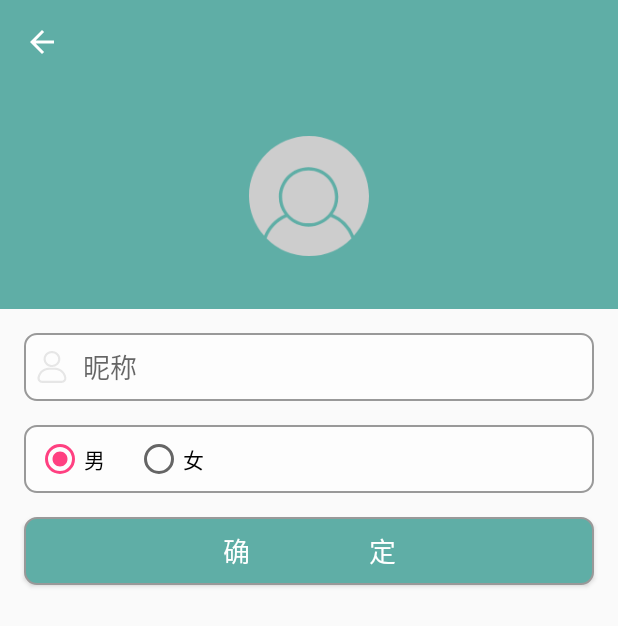
After one commit to cocoandy/BookstoreApp, an Android app: the MineEditActivity screen opened directly, with no data from a screen before it, on a phone screen of 412 x 824 dp. The commit adds this screen. Shown: the top 626 px of the screen. Run offline under Robolectric (Android 15) with nearby library versions, the phone set to English and light mode, and no system bars; our stand-ins replace ButterKnife; libraries missing offline, so code that uses them is left out: com.soundcloud.android; pictures from the network do not load.

```diff
--- a/app/src/main/AndroidManifest.xml
+++ b/app/src/main/AndroidManifest.xml
@@ -40,7 +40,10 @@
         <activity android:name=".ui.activity.BookManegeActivity" />
         <activity android:name=".ui.activity.OrderEditActivity" />
         <activity android:name=".ui.activity.AddressEditActivity" />
-        <activity android:name=".ui.activity.PayActivity"></activity>
+        <activity android:name=".ui.activity.PayActivity" />
+        <activity android:name=".ui.activity.MineEditActivity" />
+        <activity android:name="com.soundcloud.android.crop.CropImageActivity" />
+        <activity android:name=".ui.activity.BooksMainActivity"></activity>
     </application>
 
 </manifest>
--- /dev/null
+++ b/app/src/main/java/com/gxwz/wzxy/bookstoreapp/ui/activity/MineEditActivity.java
@@ -0,0 +1,57 @@
+package com.gxwz.wzxy.bookstoreapp.ui.activity;
+
+import android.content.Intent;
+import android.net.Uri;
+import android.support.v7.app.AppCompatActivity;
+import android.os.Bundle;
+import android.view.View;
+import android.widget.ImageView;
+import android.widget.Toast;
+
+import com.gxwz.wzxy.bookstoreapp.R;
+import com.soundcloud.android.crop.Crop;
+
+import java.io.File;
+
+import butterknife.BindView;
+import butterknife.ButterKnife;
+import butterknife.OnClick;
+
+public class MineEditActivity extends AppCompatActivity {
+    @BindView(R.id.user_cover)
+    ImageView cover;
+
+    @Override
+    protected void onCreate(Bundle savedInstanceState) {
+        super.onCreate(savedInstanceState);
+        setContentView(R.layout.activity_mine_edit);
+        ButterKnife.bind(this);
+    }
+
+    @OnClick({R.id.user_cover})
+    public void onClick(View view) {
+        Crop.pickImage(this);
+    }
+
+    @Override
+    protected void onActivityResult(int requestCode, int resultCode, Intent result) {
+        if (requestCode == Crop.REQUEST_PICK && resultCode == RESULT_OK) {
+            beginCrop(result.getData());
+        } else if (requestCode == Crop.REQUEST_CROP) {
+            handleCrop(resultCode, result);
+        }
+    }
+
+    private void beginCrop(Uri source) {
+        Uri destination = Uri.fromFile(new File(getCacheDir(), "cropped"));
+        Crop.of(source, destination).asSquare().start(this);
+    }
+
+    private void handleCrop(int resultCode, Intent result) {
+        if (resultCode == RESULT_OK) {
+            cover.setImageURI(Crop.getOutput(result));
+        } else if (resultCode == Crop.RESULT_ERROR) {
+            Toast.makeText(this, Crop.getError(result).getMessage(), Toast.LENGTH_SHORT).show();
+        }
+    }
+}
--- /dev/null
+++ b/app/src/main/res/layout/activity_mine_edit.xml
@@ -0,0 +1,57 @@
+<?xml version="1.0" encoding="utf-8"?>
+<LinearLayout xmlns:android="http://schemas.android.com/apk/res/android"
+    xmlns:app="http://schemas.android.com/apk/res-auto"
+    xmlns:tools="http://schemas.android.com/tools"
+    android:layout_width="match_parent"
+    android:layout_height="match_parent"
+    android:gravity="center_horizontal"
+    android:orientation="vertical"
+    tools:context="com.gxwz.wzxy.bookstoreapp.ui.activity.MineEditActivity">
+
+    <include layout="@layout/view_toolbar" />
+<LinearLayout
+    android:layout_width="match_parent"
+    android:layout_height="150dp"
+    android:background="@color/colorPrimaryDark"
+    android:gravity="center">
+    <ImageView
+        android:id="@+id/user_cover"
+        android:layout_width="80dp"
+        android:layout_height="80dp"
+        android:layout_centerInParent="true"
+        android:src="@mipmap/icon_user_cover" />
+</LinearLayout>
+
+
+
+    <EditText
+        android:id="@+id/mine_edit_nickname"
+        style="@style/editText"
+        android:drawableLeft="@mipmap/icon_username"
+        android:hint="昵称" />
+
+    <RadioGroup
+        android:id="@+id/mine_edit_gender"
+        style="@style/editText"
+        android:orientation="horizontal">
+
+        <RadioButton
+            android:id="@+id/mine_edit_gender_man"
+            android:layout_width="wrap_content"
+            android:layout_height="wrap_content"
+            android:layout_marginRight="20dp"
+            android:checked="true"
+            android:text="男" />
+
+        <RadioButton
+            android:id="@+id/mine_edit_gender_women"
+            android:layout_width="wrap_content"
+            android:layout_height="wrap_content"
+            android:text="女" />
+    </RadioGroup>
+
+    <Button
+        android:id="@+id/mine_edit_submit"
+        style="@style/button"
+        android:text="确                 定" />
+</LinearLayout>
--- a/app/src/main/res/layout/fragment_home.xml
+++ b/app/src/main/res/layout/fragment_home.xml
@@ -16,6 +16,7 @@
             android:layout_height="match_parent">
 
             <TextView
+                android:id="@+id/screach_books"
                 android:layout_width="match_parent"
                 android:layout_height="wrap_content"
                 android:layout_centerVertical="true"
--- a/app/src/main/res/layout/view_toolbar.xml
+++ b/app/src/main/res/layout/view_toolbar.xml
@@ -5,6 +5,7 @@
     android:layout_width="match_parent"
     android:layout_height="?attr/actionBarSize"
     android:background="?attr/colorPrimary"
-    app:popupTheme="@style/AppTheme.PopupOverlay"
     app:navigationIcon="?attr/homeAsUpIndicator"
+    app:theme="@style/ThemeOverlay.AppCompat.Dark.ActionBar"
+    app:popupTheme="@style/ThemeOverlay.AppCompat.Light"
     app:title=""/>
```
Also changed, not shown: app/build.gradle (+8 -5 lines), app/src/main/java/com/gxwz/wzxy/bookstoreapp/ui/activity/BooksMainActivity.java (added, +91 -0 lines), app/src/main/java/com/gxwz/wzxy/bookstoreapp/ui/frgment/HomeFragment.java (+8 -6 lines), app/src/main/java/com/gxwz/wzxy/bookstoreapp/ui/frgment/MineFragment.java (+22 -10 lines), app/src/main/res/layout/activity_books_main.xml (added, +11 -0 lines).
